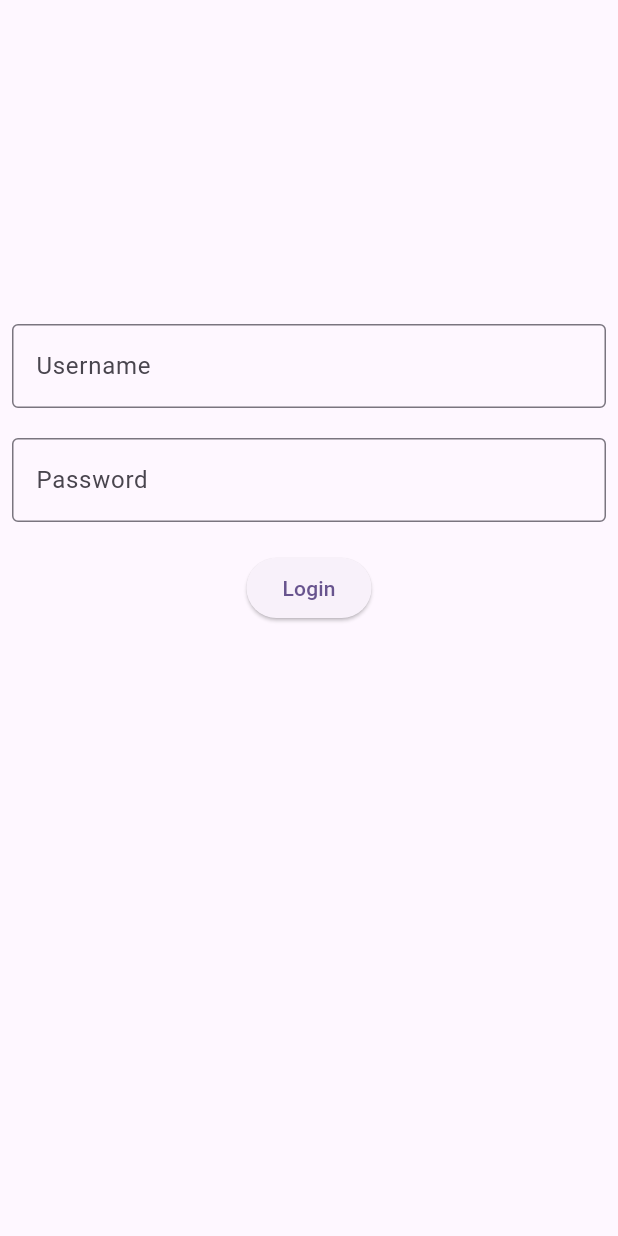
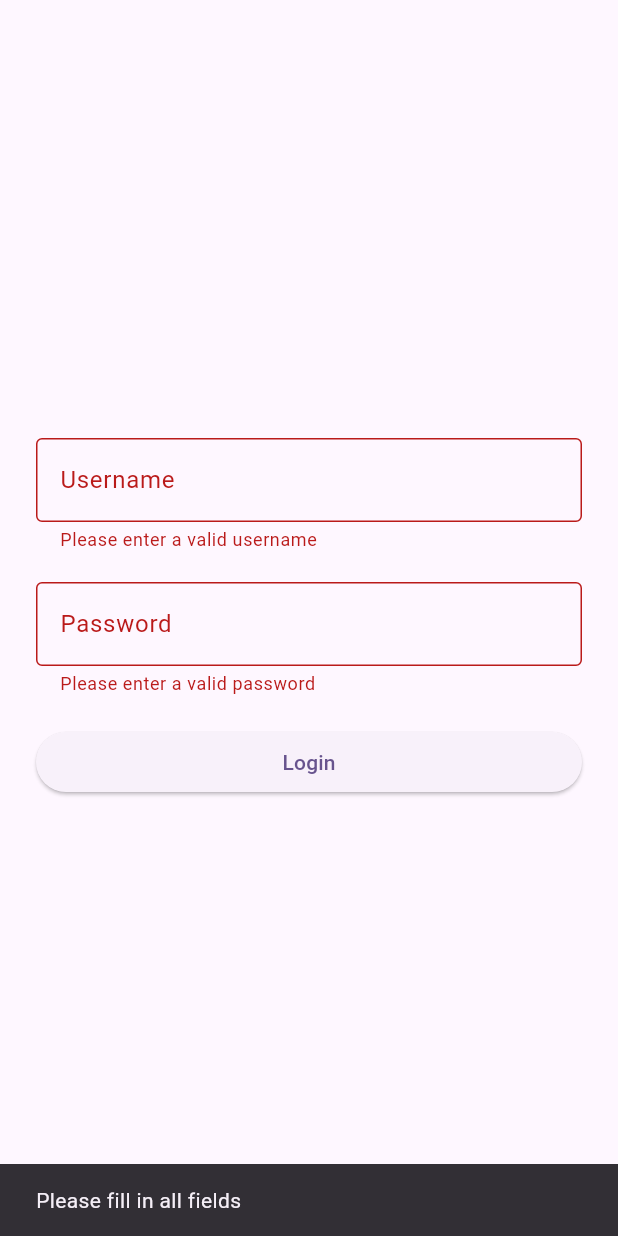
Before and after one commit to ColazioCarlo/FindMyFood, a Flutter app: the screen it shows after launch, after a tap on "Login", on a phone screen of 412 x 824 dp. Run offline on Flutter 3.47's test engine with Material 3 defaults, Android fonts, the light colour scheme and no system bars.

Commit message:
Ažuriranje ažuriranja inicijalnog commita
Ažurirana autentifikacija korisnika, uređen kod i dodani komentari, uspješno šalje i prima podatke s back-enda.

```diff
--- a/lib/home.dart
+++ b/lib/home.dart
@@ -1,4 +1,5 @@
-import 'package:findmyfood/user.dart';
+import 'package:find_my_food/auth.dart';
+import 'package:find_my_food/user.dart';
 import 'package:flutter/material.dart';
 
 
@@ -11,15 +12,16 @@ class MyHomePage extends StatefulWidget {
 }
 
 class _MyHomePageState extends State<MyHomePage> {
+  final authService = AuthService();
 
   @override
   Widget build(BuildContext context) {
     return Scaffold(
         appBar: AppBar(
-          title: Text("Hi ${widget.user!.username}"),
+          title: Text("Hi ${authService.username}"),
         ),
     );
   }
 }
 
-//ovo je home screen nakon logina, zasad pametnom dosta
+//ovo je home screen nakon logina, W.I.P.
--- a/lib/login/login.dart
+++ b/lib/login/login.dart
@@ -1,105 +1,98 @@
-import 'package:findmyfood/auth.dart';
-import 'package:findmyfood/home.dart';
 import 'package:flutter/material.dart';
+import 'package:find_my_food/auth.dart';
+import 'package:find_my_food/home.dart';
 
 class MyLoginPage extends StatefulWidget {
   const MyLoginPage({super.key});
 
   @override
-  State<MyLoginPage> createState() => _MyLoginPageState();
+  State<MyLoginPage> createState() => _MyLoginPageState(); //kreira
 }
 
 class _MyLoginPageState extends State<MyLoginPage> {
+  final _loginKey = GlobalKey<FormState>(); //drzi login key
 
-  final _loginKey = GlobalKey<FormState>();
-
-  final TextEditingController _usernameController = TextEditingController();
+  final TextEditingController _usernameController = TextEditingController(); //uzimaju user i pass iz tekstnih polja
   final TextEditingController _passwordController = TextEditingController();
 
   @override
-  void dispose() {
+  void dispose() { //mice widgete
+    _usernameController.dispose();
     _passwordController.dispose();
-    _usernameController.dispose();
     super.dispose();
   }
 
+  Future<void> _handleLogin() async {
+    if (_loginKey.currentState!.validate()) { //ako ima login key -> poziva login funkciju iz auth.dart
+      AuthService authService = AuthService();
+
+      final user = await authService.login(
+        _usernameController.text,
+        _passwordController.text,
+        context,
+      );
+
+      if (user != null) { //ako je login uspjesan -> prebaci na home page
+        Navigator.pushAndRemoveUntil(
+          context,
+          MaterialPageRoute(builder: (context) => MyHomePage(user: user)),
+              (route) => false,
+        );
+      }
+    } else { //ako je neuspjesan -> ispisi u snackbaru
+      ScaffoldMessenger.of(context).showSnackBar(
+        const SnackBar(content: Text('Please fill in all fields')),
+      );
+    }
+  }
+
   @override
-  Widget build(BuildContext context) {
-    // The Flutter framework has been optimized to make rerunning build methods
-    // fast, so that you can just rebuild anything that needs updating rather
-    // than having to individually change instances of widgets.
+  Widget build(BuildContext context) { //dizajn widgeta
     return Scaffold(
-      body: Container(
-        height: double.infinity,
-        width: double.infinity,
+      body: Center(
+        child: SingleChildScrollView(
+          padding: const EdgeInsets.symmetric(horizontal: 24),
+          child: Form(
             key: _loginKey,
-        padding: const EdgeInsets.symmetric(horizontal: 0, vertical: 200),
-        child: Padding(
-          padding: const EdgeInsets.symmetric(horizontal: 8, vertical: 16),
             child: Column(
-            crossAxisAlignment: CrossAxisAlignment.center,
+              crossAxisAlignment: CrossAxisAlignment.stretch,
               children: [
                 TextFormField(
                   controller: _usernameController,
                   decoration: const InputDecoration(
-                      border: OutlineInputBorder(),labelText: "Username"),
-                    validator: (value){
-                      if (value == null|| value.length < 6) {
+                    border: OutlineInputBorder(),
+                    labelText: "Username",
+                  ),
+                  validator: (value) {
+                    if (value == null || value.isEmpty) {
                       return 'Please enter a valid username';
                     }
                     return null;
                   },
                 ),
-                const SizedBox(
-                  height: 20,
-                ),
+                const SizedBox(height: 20),
                 TextFormField(
                   controller: _passwordController,
                   obscureText: true,
                   decoration: const InputDecoration(
-                      border: OutlineInputBorder(), labelText: "Password"),
+                    border: OutlineInputBorder(),
+                    labelText: "Password",
+                  ),
                   validator: (value) {
-                      if (value == null || value.length < 6) {
+                    if (value == null || value.isEmpty) {
                       return 'Please enter a valid password';
                     }
                     return null;
                   },
                 ),
-                const SizedBox(
-                  height: 20,
+                const SizedBox(height: 20),
+                ElevatedButton(
+                  onPressed: _handleLogin,
+                  child: const Text('Login'),
                 ),
-
-                InkResponse(
-                  onTap: () async {
-                    if (_loginKey.currentState!.validate()) {
-                      AuthService authService = AuthService();
-
-                      final user = await authService.login(
-                          _usernameController.text, _passwordController.text);
-
-                      if(user!=null){
-
-                        Navigator.pushAndRemoveUntil(context, MaterialPageRoute(builder: (context)=>MyHomePage(user: user,)), (route) => false);
-
-                      }
-                    }
-                  },
-                  child: ElevatedButton(
-                    onPressed: () {
-                      if (_loginKey.currentState!.validate()) {
-                        // Navigate the user to the Home page
-                      } else {
-                        ScaffoldMessenger.of(context).showSnackBar(
-                          const SnackBar(content: Text('Please fill input')),
-                        );
-                      }
-                    },
-                    child: const Text('Login'),
-
+              ],
             ),
           ),
-            ]
-          )
         ),
       ),
     );
--- a/lib/main.dart
+++ b/lib/main.dart
@@ -1,4 +1,4 @@
-import 'package:findmyfood/login/login.dart';
+import 'package:find_my_food/login/login.dart';
 import 'package:flutter/material.dart';
 
 void main() {
@@ -8,7 +8,7 @@ void main() {
 class MyApp extends StatelessWidget {
   const MyApp({super.key});
 
-  // ovo ce da bude glavi file nez dal cemo ista radit s ovim
+
   @override
   Widget build(BuildContext context) {
     const appTitle = 'FindMyFood';
--- a/lib/user.dart
+++ b/lib/user.dart
@@ -16,5 +16,3 @@ class UserModel {
 
 
 }
-
-//sta sve treba iz jsona izvadit idk
--- a/pubspec.yaml
+++ b/pubspec.yaml
@@ -1,5 +1,5 @@
-name: findmyfood
-description: "Official FindMyFood project."
+name: find_my_food
+description: "A new Flutter project."
 # The following line prevents the package from being accidentally published to
 # pub.dev using `flutter pub publish`. This is preferred for private packages.
 publish_to: 'none' # Remove this line if you wish to publish to pub.dev
@@ -34,8 +34,8 @@ dependencies:
   # The following adds the Cupertino Icons font to your application.
   # Use with the CupertinoIcons class for iOS style icons.
   cupertino_icons: ^1.0.8
+  shared_preferences: ^2.5.3
   http: ^1.3.0
-  shared_preferences: ^2.5.3
 
 dev_dependencies:
   flutter_test:
```
Also changed, not shown: lib/auth.dart (+60 -22 lines), pubspec.lock, 113 other files. Lines whose indentation alone changed are shown as unchanged.
